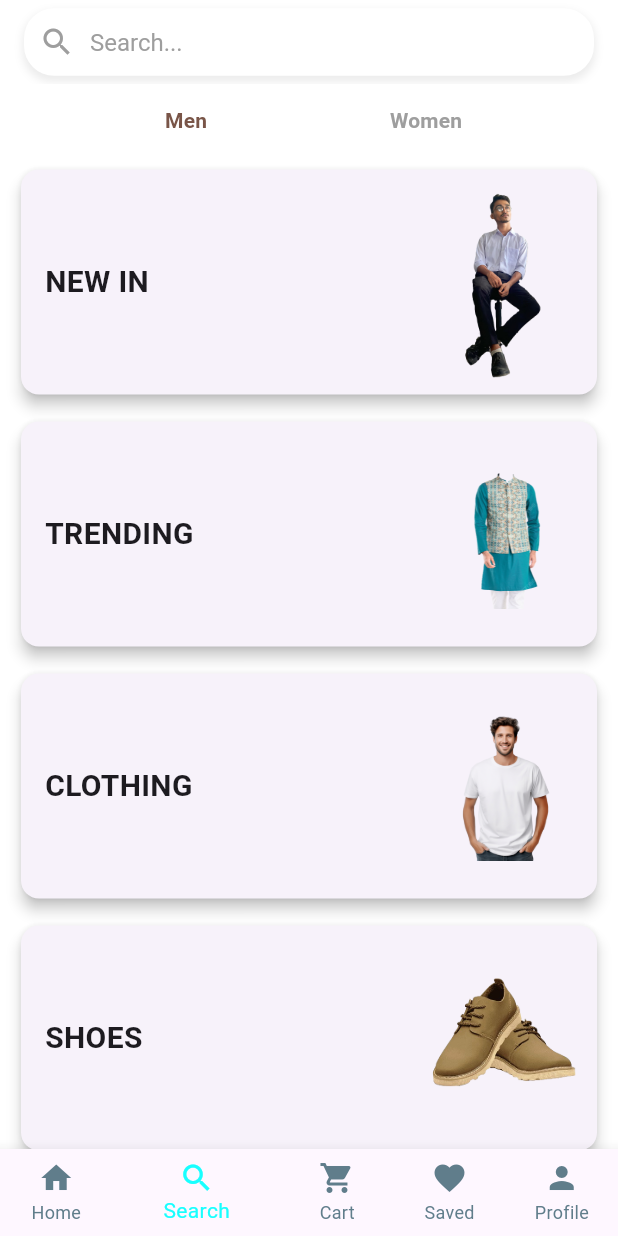
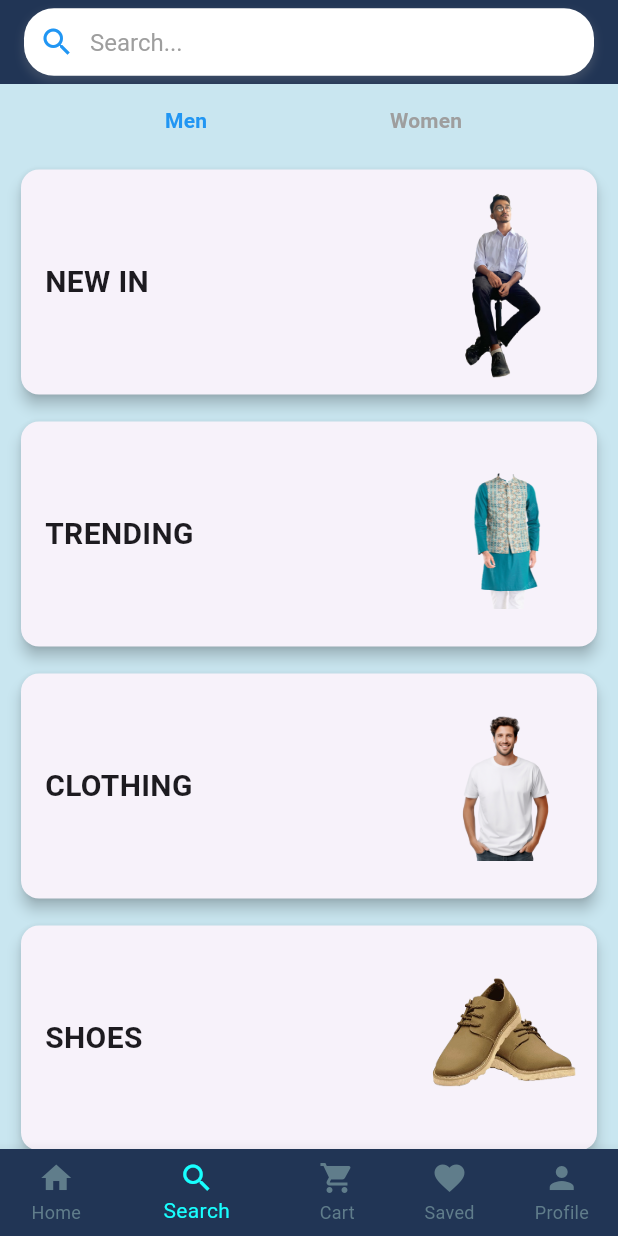
Before and after one commit to kawsar-ahmmed-hridoy/Shopping-Site, a Flutter app: the SearchPage screen opened directly, on a phone screen of 412 x 824 dp. Run offline on Flutter 3.47's test engine with Material 3 defaults, Android fonts, the phone set to English and light mode, and no system bars.

Commit message:
decorated Search page.

```diff
--- a/lib/Screens/Search/RecentSearchPage.dart
+++ b/lib/Screens/Search/RecentSearchPage.dart
@@ -10,13 +10,14 @@ class RecentSearchPage extends StatelessWidget {
   @override
   Widget build(BuildContext context) {
     return Scaffold(
+      backgroundColor: Color(0xFFC9E6F0),
       appBar: AppBar(
         leading: IconButton(icon: Icon(Icons.arrow_back, color: Colors.black), onPressed: () {Navigator.pop(context);},),
-        backgroundColor: Colors.white,
+        backgroundColor: Color(0xFF213555),
         title: Container(
           height: 45,
           decoration: BoxDecoration(color: Colors.white, borderRadius: BorderRadius.circular(20), boxShadow: [BoxShadow(color: Colors.grey.withOpacity(0.2), spreadRadius: 1, blurRadius: 4, offset: Offset(0, 3),),],),
-          child: TextField(controller: _searchController, decoration: InputDecoration(hintText: "Search...", hintStyle: TextStyle(color: Colors.grey), border: OutlineInputBorder(borderRadius: BorderRadius.circular(20), borderSide: BorderSide.none,), prefixIcon: Icon(Icons.search, color: Colors.grey), contentPadding: EdgeInsets.symmetric(vertical: 10),), style: TextStyle(color: Colors.black), autofocus: true,),
+          child: TextField(controller: _searchController, decoration: InputDecoration(hintText: "Search...", hintStyle: TextStyle(color: Colors.grey), border: OutlineInputBorder(borderRadius: BorderRadius.circular(20), borderSide: BorderSide.none,), prefixIcon: Icon(Icons.search, color: Colors.blue), contentPadding: EdgeInsets.symmetric(vertical: 10),), style: TextStyle(color: Colors.black), autofocus: true,),
         ), elevation: 0,
       ),
       body: ListView.builder(itemCount: recentSearches.length, itemBuilder: (context, index) {return ListTile(leading: Icon(Icons.history, color: Colors.grey), title: Text(recentSearches[index]), onTap: () {/*pore kora lagbe*/},);},),
--- a/lib/Screens/Search/SearchPage.dart
+++ b/lib/Screens/Search/SearchPage.dart
@@ -9,8 +9,8 @@ class SearchPage extends StatelessWidget {
   @override
   Widget build(BuildContext context) {
     return Scaffold(
-      backgroundColor: Colors.white,
-      appBar: AppBar(automaticallyImplyLeading: false, title: _buildInteractiveSearchBar(context), backgroundColor: Colors.white, elevation: 0,),
+      backgroundColor: Color(0xFFC9E6F0),
+      appBar: AppBar(automaticallyImplyLeading: false, title: _buildInteractiveSearchBar(context), backgroundColor: Color(0xFF213555), elevation: 0,),
       body: _buildCategoryView(),
       bottomNavigationBar: BottomNavigationBar(
         selectedItemColor: Colors.cyanAccent,
@@ -29,11 +29,11 @@ class SearchPage extends StatelessWidget {
           }
         },
         items: [
-          BottomNavigationBarItem(icon: Icon(Icons.home), label: "Home"),
-          BottomNavigationBarItem(icon: Icon(Icons.search), label: "Search"),
-          BottomNavigationBarItem(icon: Icon(Icons.shopping_cart), label: "Cart"),
-          BottomNavigationBarItem(icon: Icon(Icons.favorite), label: "Saved"),
-          BottomNavigationBarItem(icon: Icon(Icons.person), label: "Profile"),
+          BottomNavigationBarItem(backgroundColor: Color(0xFF213555), icon: Icon(Icons.home), label: "Home"),
+          BottomNavigationBarItem(backgroundColor: Color(0xFF213555), icon: Icon(Icons.search), label: "Search"),
+          BottomNavigationBarItem(backgroundColor: Color(0xFF213555), icon: Icon(Icons.shopping_cart), label: "Cart"),
+          BottomNavigationBarItem(backgroundColor: Color(0xFF213555), icon: Icon(Icons.favorite), label: "Saved"),
+          BottomNavigationBarItem(backgroundColor: Color(0xFF213555), icon: Icon(Icons.person), label: "Profile"),
         ],
       ),
     );
@@ -49,7 +49,7 @@ class SearchPage extends StatelessWidget {
           splashColor: Colors.grey.shade200,
           hoverColor: Colors.grey.shade100,
           borderRadius: BorderRadius.circular(20),
-          child: Row(children: [SizedBox(width: 10), Icon(Icons.search, color: Colors.grey), SizedBox(width: 10), Text("Search...", style: TextStyle(color: Colors.grey, fontSize: 16),),],),
+          child: Row(children: [SizedBox(width: 10), Icon(Icons.search, color: Colors.blue), SizedBox(width: 10), Text("Search...", style: TextStyle(color: Colors.grey, fontSize: 16),),],),
         ),
       ),
     );
@@ -65,8 +65,8 @@ class SearchPage extends StatelessWidget {
             Row(
               mainAxisAlignment: MainAxisAlignment.spaceEvenly,
               children: [
-                TextButton(onPressed: () {setState(() {isMenSelected = true;});}, child: Text("Men", style: TextStyle(color: isMenSelected ? Colors.brown : Colors.grey, fontWeight: FontWeight.bold,),),),
-                TextButton(onPressed: () {setState(() {isMenSelected = false;});}, child: Text("Women", style: TextStyle(color: isMenSelected ? Colors.grey : Colors.brown, fontWeight: FontWeight.bold,),),),
+                TextButton(onPressed: () {setState(() {isMenSelected = true;});}, child: Text("Men", style: TextStyle(color: isMenSelected ? Colors.blue : Colors.grey, fontWeight: FontWeight.bold,),),),
+                TextButton(onPressed: () {setState(() {isMenSelected = false;});}, child: Text("Women", style: TextStyle(color: isMenSelected ? Colors.grey : Colors.blue, fontWeight: FontWeight.bold,),),),
               ],
             ),
             Expanded(child: isMenSelected ? _menCategories() : _womenCategories(),),
```
